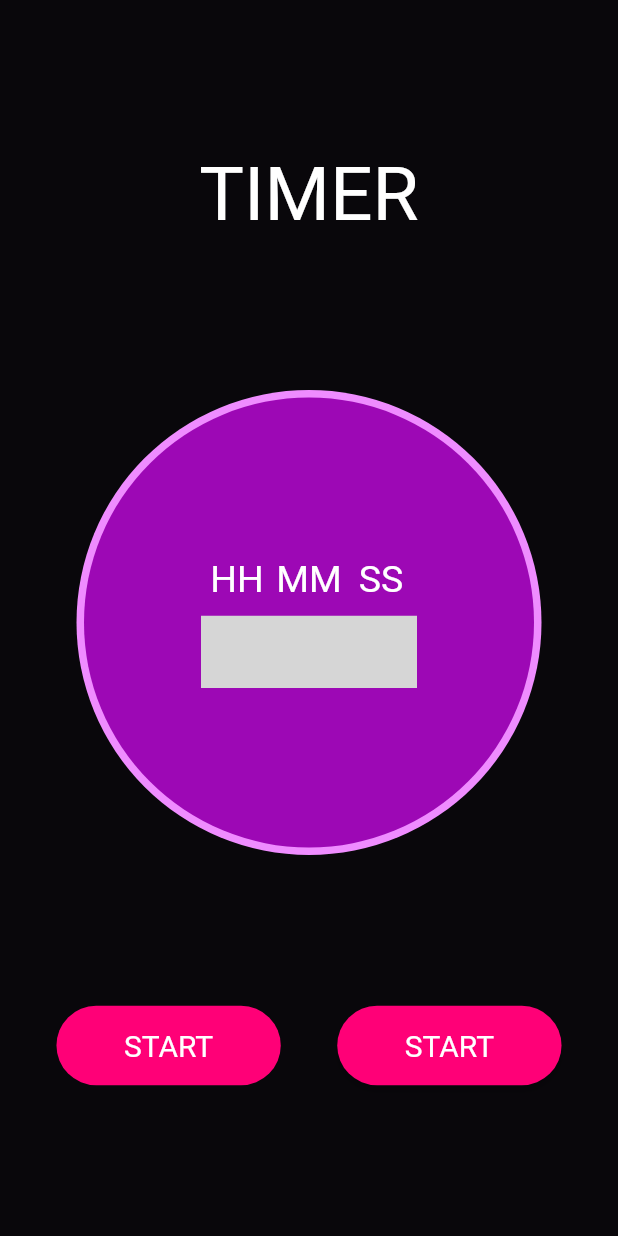
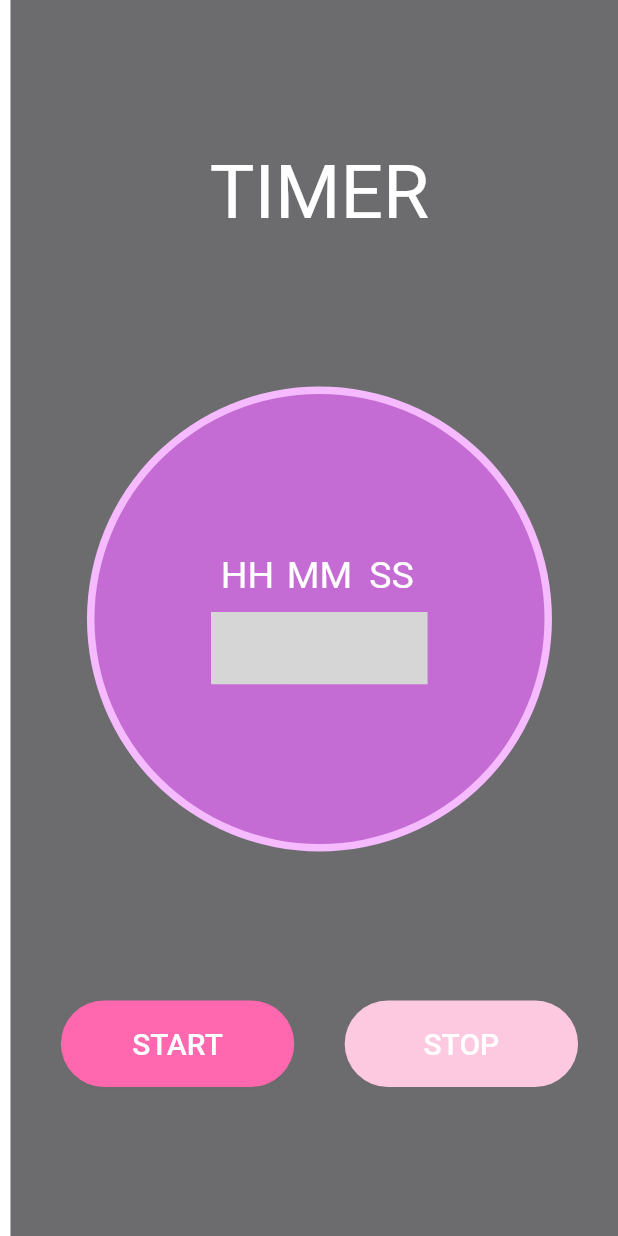
Before and after one commit to SPARSHAGGARWAL17/Flutter, a Flutter app: the LandingPage screen opened directly, after a tap on "START", on a phone screen of 412 x 824 dp. Run offline on Flutter 3.47's test engine with Material 2 defaults, Android fonts, the phone set to English and light mode, and no system bars; our stand-ins replace image_picker, numberpicker, sqflite; missing offline and left inert: simple_image_crop; accounts and stored records are empty; statements that could not run were skipped; grey boxes are pictures that could not be loaded.

Commit message:
timer done

```diff
--- a/timer_app/lib/const.dart
+++ b/timer_app/lib/const.dart
@@ -1,52 +1,74 @@
-import 'dart:async';
-
 import 'package:flutter/material.dart';
-
-int _start = 10;
+import 'package:numberpicker/numberpicker.dart';
 
 // ignore: must_be_immutable
 class Button extends StatelessWidget {
-  final bool active;
+  final String text;
   Function onChanged;
-  Button({this.active, this.onChanged});
+  Button({this.text, this.onChanged});
   @override
   Widget build(BuildContext context) {
-    return RawMaterialButton(
+    Size size = MediaQuery.of(context).size;
+    return RaisedButton(
       onPressed: onChanged,
-      fillColor: Color(0xffFF0077),
-      padding: EdgeInsets.symmetric(horizontal: 45, vertical: 15),
+      disabledColor: Color(0xffFDA5CE),
+      color: Color(0xffFF0077),
       shape: StadiumBorder(),
-      child: Text(
-        'START',
-        style: TextStyle(color: Colors.white, fontSize: 20),
+      child: Container(
+        width: size.width * 0.3,
+        height: size.height * 0.07,
+        child: Center(
+          child: Text(
+            text,
+            style: TextStyle(color: Colors.white, fontSize: 20),
+          ),
+        ),
       ),
     );
   }
 }
 
 class TimerWidget extends StatelessWidget {
-  void start() {
-    Duration time = Duration(seconds: 1);
-    Timer.periodic(time, (Timer time) {
-      handle(time, _start);
-    });
-  }
-
-  void handle(Timer timer, int start) {
-    if (start < 1) {
-      timer.cancel();
-    } else {
-      start = start - 1;
-      print('Inside $start');
-    }
-  }
+  final String time;
+  TimerWidget({this.time});
 
   @override
   Widget build(BuildContext context) {
     return Container(
+        color: Colors.white,
         child: Text(
-      _start.toString(),
-      style: TextStyle(fontSize: 30),
-    ));
+          time,
+          style: TextStyle(fontSize: 30, color: Colors.black),
+        ));
   }
 }
+
+// ignore: must_be_immutable
+class BuildNumber extends StatelessWidget {
+  final String text;
+  final int initial;
+  Function onChanged;
+  BuildNumber({this.text, this.initial, this.onChanged});
+  @override
+  Widget build(BuildContext context) {
+    return Column(
+      crossAxisAlignment: CrossAxisAlignment.center,
+      mainAxisAlignment: MainAxisAlignment.center,
+      children: <Widget>[
+        Text(
+          text,
+          style: TextStyle(fontSize: 25, color: Colors.white),
+        ),
+        SizedBox(
+          height: 10,
+        ),
+        NumberPicker.integer(
+          initialValue: initial,
+          minValue: 0,
+          maxValue: 59,
+          onChanged: onChanged,
+        ),
+      ],
+    );
+  }
+}
--- a/timer_app/lib/landing.dart
+++ b/timer_app/lib/landing.dart
@@ -1,9 +1,8 @@
+import 'dart:async';
+
 import 'package:flutter/cupertino.dart';
 import 'package:flutter/material.dart';
-import 'package:numberpicker/numberpicker.dart';
 import 'const.dart';
-
-bool active = false;
 
 // ignore: must_be_immutable
 class LandingPage extends StatefulWidget {
@@ -15,6 +14,56 @@
   int _initialSec = 0;
   int _initialMin = 0;
   int _initialHrs = 0;
+  String hh = '';
+  String mm = '';
+  String ss = '';
+  bool pausedButton = false;
+  bool startButton = true;
+  bool stopButton = false;
+  bool stopPressed = false;
+  int timeForTimer = 0;
+  int pause = 0;
+  String timeToDisplay = '';
+
+  Timer _timer;
+
+  void start(int timeForTimer) {
+    timeForTimer = (_initialHrs * 3600 + _initialMin * 60 + _initialSec);
+    _timer = Timer.periodic(Duration(seconds: 1), (Timer timer) {
+      setState(() {
+        if (timeForTimer < 1 || stopPressed) {
+          setState(() {
+            Navigator.pushReplacement(
+              context,
+              MaterialPageRoute(
+                builder: (BuildContext context) => LandingPage(),
+              ),
+            );
+            timer.cancel();
+          });
+        } else {
+          print(timeForTimer);
+          timeForTimer -= 1;
+        }
+        pause = timeForTimer;
+
+        _initialHrs = timeForTimer ~/ 3600;
+        _initialMin = (timeForTimer % 3600) ~/ 60;
+        _initialSec = (timeForTimer % 3600) % 60;
+        hh = _initialHrs.toString().length == 2
+            ? '0$_initialHrs'
+            : '0$_initialHrs';
+        mm = _initialMin.toString().length == 2
+            ? '$_initialMin'
+            : '0$_initialMin';
+        ss = (_initialSec.toString()).length == 2
+            ? '$_initialSec'
+            : '0$_initialSec';
+        timeToDisplay = '$_initialHrs : $_initialMin : $_initialSec';
+      });
+    });
+  }
+
   @override
   Widget build(BuildContext context) {
     final Size size = MediaQuery.of(context).size;
@@ -36,40 +85,85 @@
                 child: CircleAvatar(
                   backgroundColor: Color(0xff9D08B5),
                   radius: size.aspectRatio * 300,
-                  child: active
+                  child: startButton
                       ? Row(
                           mainAxisAlignment: MainAxisAlignment.center,
                           children: <Widget>[
                             BuildNumber(
                               text: 'HH',
                               initial: _initialHrs,
+                              onChanged: (newValue) {
+                                setState(() {
+                                  _initialHrs = newValue;
+                                });
+                              },
                             ),
                             BuildNumber(
                               text: 'MM',
                               initial: _initialMin,
+                              onChanged: (newValue) {
+                                setState(() {
+                                  _initialMin = newValue;
+                                });
+                              },
                             ),
                             BuildNumber(
                               initial: _initialSec,
                               text: 'SS',
+                              onChanged: (newValue) {
+                                setState(() {
+                                  _initialSec = newValue;
+                                });
+                              },
                             ),
                           ],
                         )
-                      : TimerWidget(),
+                      : Time(
+                          hours: hh,
+                          min: mm,
+                          sec: ss,
+                        ),
                 ),
               ),
               Row(
                 mainAxisAlignment: MainAxisAlignment.spaceEvenly,
                 children: <Widget>[
                   Button(
-                    active: active,
+                    text: startButton
+                        ? 'START'
+                        : pausedButton ? 'PAUSE' : 'RESUME',
+                    onChanged: startButton
+                        ? () {
+                            setState(() {
+                              startButton = false;
+                              pausedButton = true;
+                              stopButton = true;
+                              start(timeForTimer);
+                            });
+                          }
+                        : pausedButton
+                            ? () {
+                                setState(() {
+                                  pausedButton = false;
+                                  _timer.cancel();
+                                });
+                              }
+                            : () {
+                                setState(() {
+                                  pausedButton = true;
+                                  start(pause);
+                                });
+                              },
                   ),
                   Button(
-                    active: active,
-                    onChanged: () {
-                      setState(() {
-                        active = !active;
-                      });
-                    },
+                    text: "STOP",
+                    onChanged: stopButton
+                        ? () {
+                            setState(() {
+                              stopPressed = true;
+                            });
+                          }
+                        : null,
                   ),
                 ],
               ),
@@ -81,46 +175,87 @@
   }
 }
 
-// ignore: must_be_immutable
-
-// ignore: must_be_immutable
-class BuildNumber extends StatefulWidget {
-  BuildNumber({
-    Key key,
-    @required int initial,
-    @required this.text,
-  })  : _initial = initial,
-        super(key: key);
-  final String text;
-  int _initial;
-
+class Time extends StatelessWidget {
+  final String hours;
+  final String min;
+  final String sec;
+  Time({this.hours, this.min, this.sec});
   @override
-  _BuildNumberState createState() => _BuildNumberState();
+  Widget build(BuildContext context) {
+    return Container(
+      padding: EdgeInsets.all(10),
+      child: Column(
+        mainAxisAlignment: MainAxisAlignment.center,
+        crossAxisAlignment: CrossAxisAlignment.center,
+        children: <Widget>[
+          Row(
+            mainAxisAlignment: MainAxisAlignment.spaceEvenly,
+            children: <Widget>[
+              Single(
+                text: 'HH',
+                head: true,
+              ),
+              Single(
+                text: 'MM',
+                head: true,
+              ),
+              Single(
+                text: 'SS',
+                head: true,
+              ),
+            ],
+          ),
+          SizedBox(
+            height: 20,
+          ),
+          Row(
+            mainAxisAlignment: MainAxisAlignment.spaceEvenly,
+            children: <Widget>[
+              Single(
+                text: hours,
+                head: false,
+              ),
+              Text(
+                ':',
+                style: TextStyle(color: Colors.white, fontSize: 30),
+              ),
+              Single(
+                text: min,
+                head: false,
+              ),
+              Text(
+                ':',
+                style: TextStyle(color: Colors.white, fontSize: 30),
+              ),
+              Single(
+                text: sec,
+                head: false,
+              ),
+            ],
+          ),
+        ],
+      ),
+    );
+  }
 }
 
-class _BuildNumberState extends State<BuildNumber> {
+class Single extends StatelessWidget {
+  final String text;
+  final bool head;
+  Single({this.text, this.head});
   @override
   Widget build(BuildContext context) {
     return Column(
-      crossAxisAlignment: CrossAxisAlignment.center,
       mainAxisAlignment: MainAxisAlignment.center,
       children: <Widget>[
         Text(
-          widget.text,
-          style: TextStyle(fontSize: 25, color: Colors.white),
-        ),
-        SizedBox(
-          height: 10,
-        ),
-        NumberPicker.integer(
-          initialValue: widget._initial,
-          minValue: 0,
-          maxValue: 59,
-          onChanged: (newValue) {
-            setState(() {
-              widget._initial = newValue;
-            });
-          },
+          text,
+          style: TextStyle(
+            color: Colors.white,
+            fontSize: head ? 30 : 40,
+            fontWeight: head ? FontWeight.normal : FontWeight.bold,
+            // fontWeight: FontWeight.bold,
+          ),
         ),
       ],
     );
```
